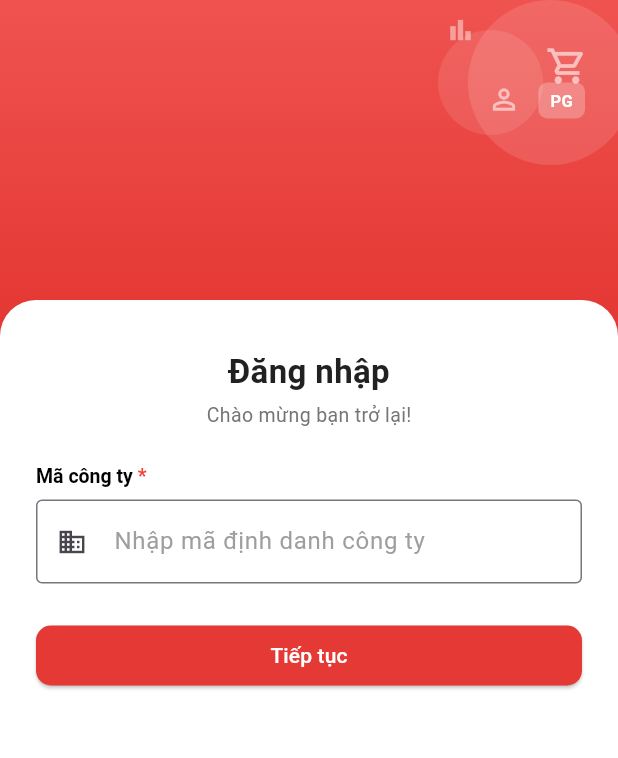
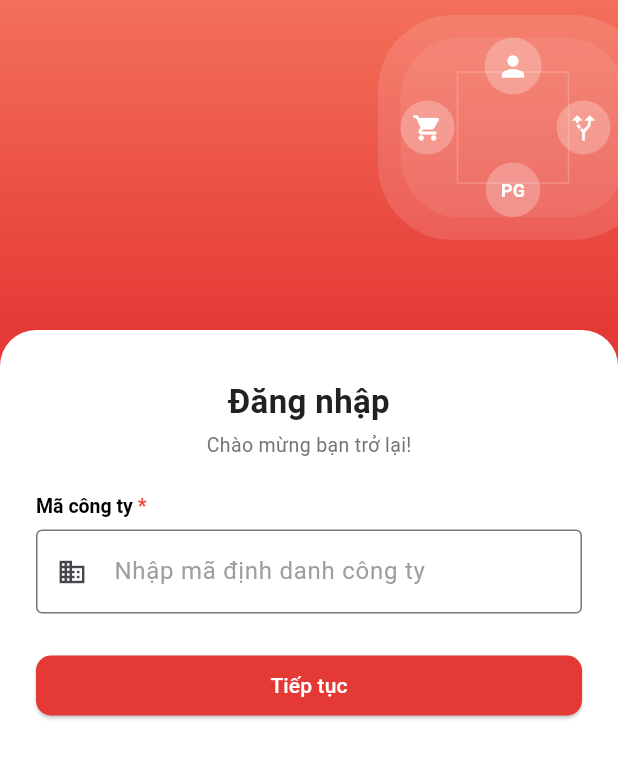
Before and after one commit to Trannganne/ThucTap_Test, a Flutter app: the screen it shows after launch, on a phone screen of 412 x 824 dp. Shown: the top 758 px of the screen. Run offline on Flutter 3.47's test engine with Material 3 defaults, Android fonts, the phone set to English and light mode, and no system bars.

Commit message:
Cập nhật header

```diff
--- a/lib/widgets/share_widgets.dart
+++ b/lib/widgets/share_widgets.dart
@@ -53,79 +53,141 @@ class AuthLayout extends StatelessWidget {
   Widget _buildHeader(BuildContext context) {
     return Container(
       width: double.infinity,
-      height: 200,
+      height:
+          220, // Tăng nhẹ chiều cao để cụm icon đám mây hiển thị thoáng và đẹp hơn
       decoration: const BoxDecoration(
         gradient: LinearGradient(
-          colors: [Color(0xFFEF5350), Color(0xFFE53935)],
+          colors: [
+            Color(0xFFF3705A),
+            Color(0xFFE53935),
+          ], // Đổi màu cam nhẹ ở đỉnh giống ảnh gốc
           begin: Alignment.topCenter,
           end: Alignment.bottomCenter,
         ),
       ),
       child: SafeArea(
-        bottom:
-            false, // Không tính phần đệm phía dưới của tai thỏ để tối ưu diện tích
+        bottom: false,
         child: Stack(
           children: [
+            // CỤM ĐÁM MÂY ICON NẰM Ở GÓC PHẢI
             Positioned(
-              top: 0,
-              right: -10,
-              child: _bubble(110, Colors.white.withOpacity(0.12)),
-            ),
-            Positioned(
-              top: 20,
-              right: 50,
-              child: _bubble(70, Colors.white.withOpacity(0.10)),
-            ),
-            Positioned(
-              top: 30,
-              right: 20,
-              child: Icon(
-                Icons.shopping_cart_outlined,
-                color: Colors.white.withOpacity(0.6),
-                size: 28,
+              top: 10,
+              right: -20, // Đẩy nhẹ một phần đám mây ra viền phải giống ảnh mẫu
+              child: Stack(
+                alignment: Alignment.center,
+                children: [
+                  // 1. Lớp nền "Đám mây" mờ to nhất phía sau
+                  Container(
+                    width: 180,
+                    height: 150,
+                    decoration: BoxDecoration(
+                      color: Colors.white.withOpacity(0.12),
+                      borderRadius: BorderRadius.circular(50),
                     ),
                   ),
+                  // Lớp nền mờ nhỏ hơn lồng bên trong để tạo hiệu ứng chuyển khối
+                  Container(
+                    width: 150,
+                    height: 120,
+                    decoration: BoxDecoration(
+                      color: Colors.white.withOpacity(0.08),
+                      borderRadius: BorderRadius.circular(40),
+                    ),
+                  ),
+
+                  // 2. Các đường vạch đứt kết nối hình vuông (Sử dụng Container viền chỉ)
+                  Container(
+                    width: 75,
+                    height: 75,
+                    decoration: BoxDecoration(
+                      border: Border.all(
+                        color: Colors.white.withOpacity(0.2),
+                        width: 1,
+                        style: BorderStyle
+                            .solid, // Có thể dùng package để vẽ nét đứt chuẩn, hoặc nét liền mờ như này đã rất giống rồi
+                      ),
+                    ),
+                  ),
+
+                  // 3. ICON PHÍA TRÊN: Hình người (Màu trắng phẳng)
                   Positioned(
-              top: 55,
-              right: 65,
-              child: Icon(
-                Icons.person_outline,
-                color: Colors.white.withOpacity(0.55),
+                    top: 15,
+                    child: Container(
+                      padding: const EdgeInsets.all(8),
+                      decoration: BoxDecoration(
+                        color: Colors.white.withOpacity(0.25),
+                        shape: BoxShape.circle,
+                      ),
+                      child: const Icon(
+                        Icons.person,
+                        color: Colors.white,
                         size: 22,
                       ),
                     ),
+                  ),
+
+                  // 4. ICON BÊN TRÁI: Xe hàng
                   Positioned(
-              top: 10,
-              right: 95,
-              child: Icon(
-                Icons.bar_chart_outlined,
-                color: Colors.white.withOpacity(0.45),
+                    left: 15,
+                    child: Container(
+                      padding: const EdgeInsets.all(8),
+                      decoration: BoxDecoration(
+                        color: Colors.white.withOpacity(0.25),
+                        shape: BoxShape.circle,
+                      ),
+                      child: const Icon(
+                        Icons.shopping_cart,
+                        color: Colors.white,
                         size: 20,
                       ),
                     ),
+                  ),
+
+                  // 5. ICON BÊN PHẢI: Đường đan chéo định tuyến (Đã đổi đúng loại icon)
                   Positioned(
-              top: 55,
-              right: 22,
+                    right: 25,
                     child: Container(
-                padding: const EdgeInsets.symmetric(horizontal: 8, vertical: 4),
+                      padding: const EdgeInsets.all(8),
                       decoration: BoxDecoration(
                         color: Colors.white.withOpacity(0.25),
-                  borderRadius: BorderRadius.circular(6),
+                        shape: BoxShape.circle,
+                      ),
+                      child: const Icon(
+                        Icons.alt_route,
+                        color: Colors.white,
+                        size: 20,
+                      ),
+                    ),
+                  ),
+
+                  // 6. ICON PHÍA DƯỚI: Chữ PG hình tròn
+                  Positioned(
+                    bottom: 15,
+                    child: Container(
+                      padding: const EdgeInsets.all(10),
+                      decoration: BoxDecoration(
+                        color: Colors.white.withOpacity(0.25),
+                        shape: BoxShape.circle,
                       ),
                       child: const Text(
                         'PG',
                         style: TextStyle(
                           color: Colors.white,
-                    fontSize: 11,
+                          fontSize: 12,
                           fontWeight: FontWeight.bold,
                         ),
                       ),
                     ),
                   ),
+                ],
+              ),
+            ),
+
+            // NÚT BACK (NẾU CÓ)
             if (showBack)
               Positioned(
-                top: 4,
-                left: 4,
+                top: 12,
+                left: 8,
                 child: IconButton(
                   icon: const Icon(
                     Icons.arrow_back_ios,
```
Lines whose indentation alone changed are shown as unchanged.
